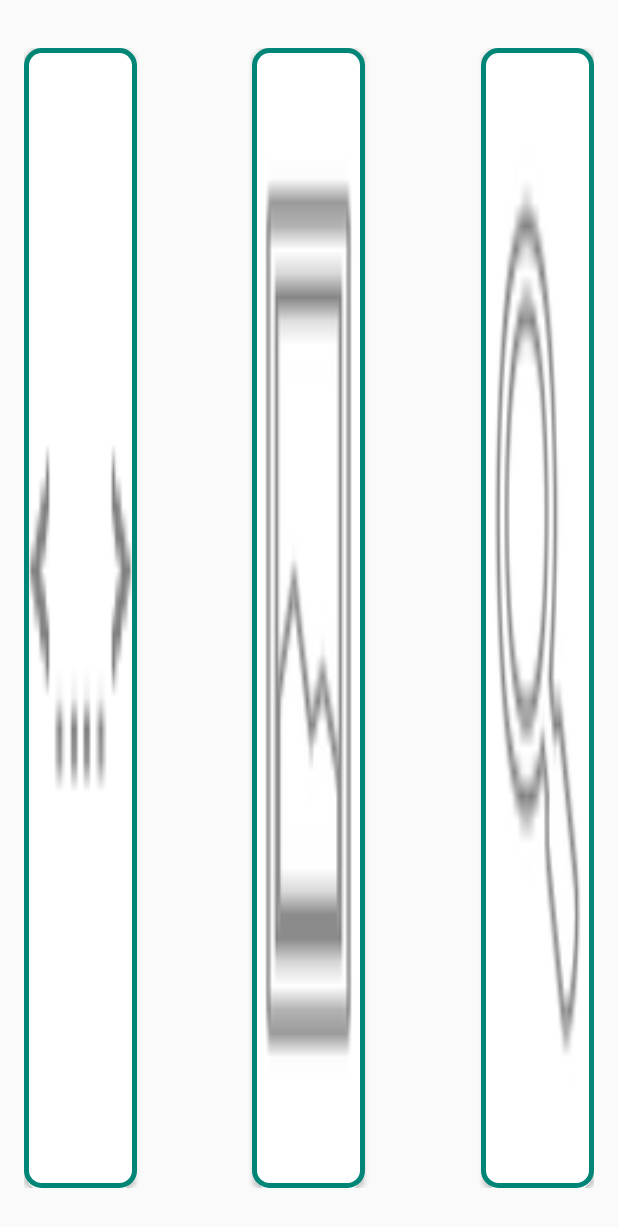
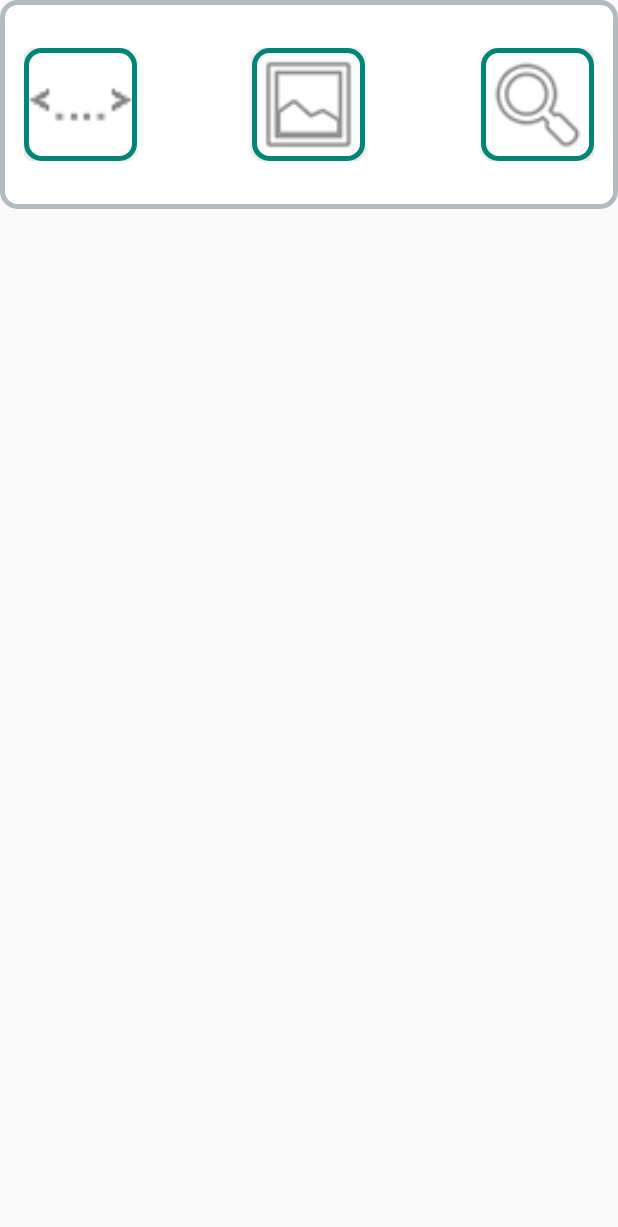
Before and after one commit to pgang-cnamd/hcodez-android, an Android app: the layout activity_find_code.xml on its own in the app's theme, with its tools: preview values and no code run, on a phone screen of 412 x 824 dp. Shown: the top 1227 px of the screen. Run offline under Robolectric (Android 15) with nearby library versions, the phone set to English and light mode, and no system bars.

```diff
--- a/app/src/main/res/layout/activity_code_details.xml
+++ b/app/src/main/res/layout/activity_code_details.xml
@@ -5,12 +5,13 @@
     android:padding="16dp">
 
     <TextView
-        android:textAlignment="center"
+        android:autoSizeTextType="uniform"
         android:id="@+id/textView"
         android:layout_width="match_parent"
         android:layout_height="75dp"
         android:text="@string/this_is_your_code"
-        android:textSize="50sp" />
+        android:textAlignment="center"
+        android:textSize="36sp" />
 
     <Button
         android:id="@+id/button"
--- a/app/src/main/res/layout/activity_find_code.xml
+++ b/app/src/main/res/layout/activity_find_code.xml
@@ -1,6 +1,7 @@
 <?xml version="1.0" encoding="utf-8"?>
 <RelativeLayout xmlns:android="http://schemas.android.com/apk/res/android"
     xmlns:tools="http://schemas.android.com/tools"
+    android:background="@drawable/rounded_corners"
     android:layout_width="wrap_content"
     android:layout_height="wrap_content"
     android:paddingHorizontal="16dp"
@@ -9,7 +10,7 @@
     <Button
         android:id="@+id/buttonCode"
         android:layout_width="75dp"
-        android:layout_height="match_parent"
+        android:layout_height="75dp"
         android:layout_centerVertical="true"
         android:background="@drawable/button_design"
         android:forceHasOverlappingRendering="true"
@@ -17,18 +18,17 @@
         tools:targetApi="m" />
 
     <Button
-        android:layout_centerHorizontal="true"
         android:id="@+id/buttonGallery"
         android:layout_width="75dp"
-        android:layout_height="match_parent"
-        android:layout_centerVertical="true"
+        android:layout_height="75dp"
+        android:layout_centerInParent="true"
         android:background="@drawable/button_design"
         android:foreground="@android:drawable/ic_menu_gallery" />
 
     <Button
         android:id="@+id/buttonScan"
         android:layout_width="75dp"
-        android:layout_height="match_parent"
+        android:layout_height="75dp"
         android:layout_alignParentEnd="true"
         android:layout_centerVertical="true"
         android:background="@drawable/button_design"
```
